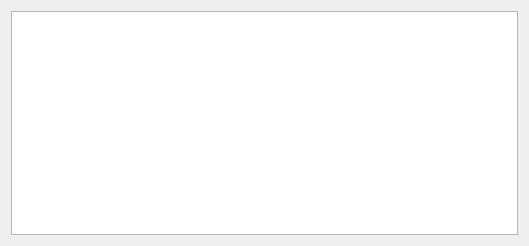
Qt form server/gui/ui/ActiveUsers.ui (Howest-AdvMathProg/project-2021-Joren-vanGoethem) before a commit.
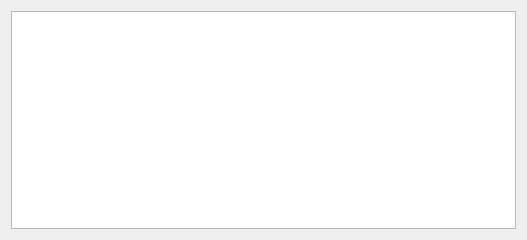
The same form after that commit.

What changed in the file:
```diff
--- a/server/gui/ui/ActiveUsers.ui
+++ b/server/gui/ui/ActiveUsers.ui
@@ -6,8 +6,8 @@
    <rect>
     <x>0</x>
     <y>0</y>
-    <width>529</width>
-    <height>246</height>
+    <width>527</width>
+    <height>240</height>
    </rect>
   </property>
   <property name="windowTitle">
```
